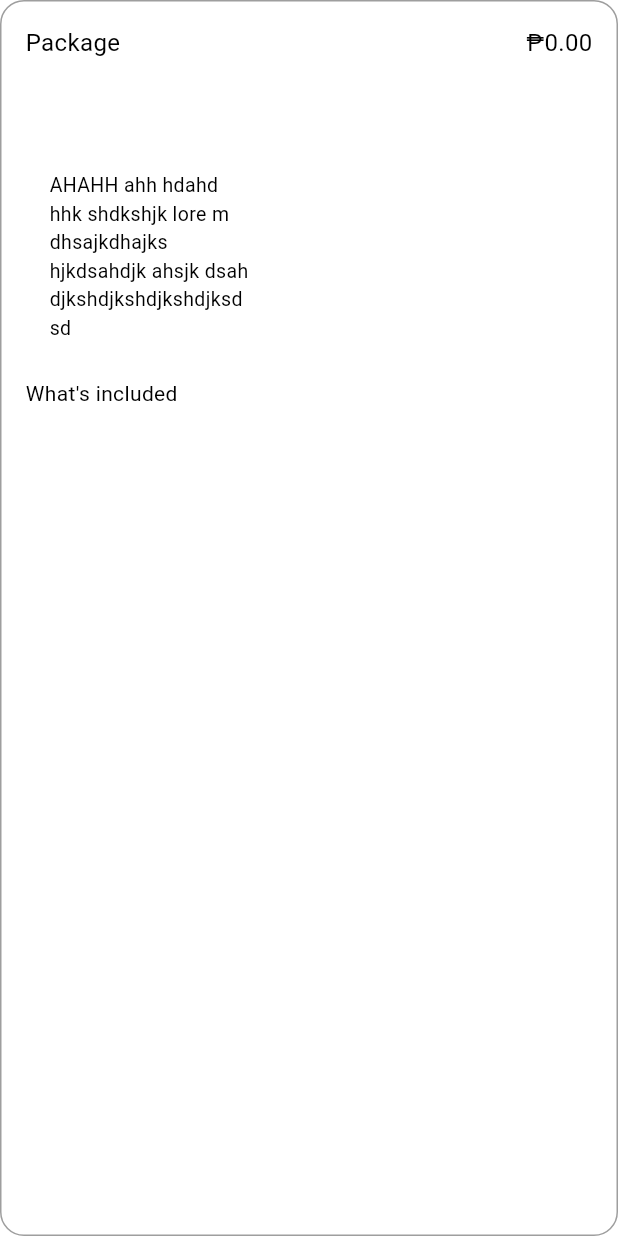
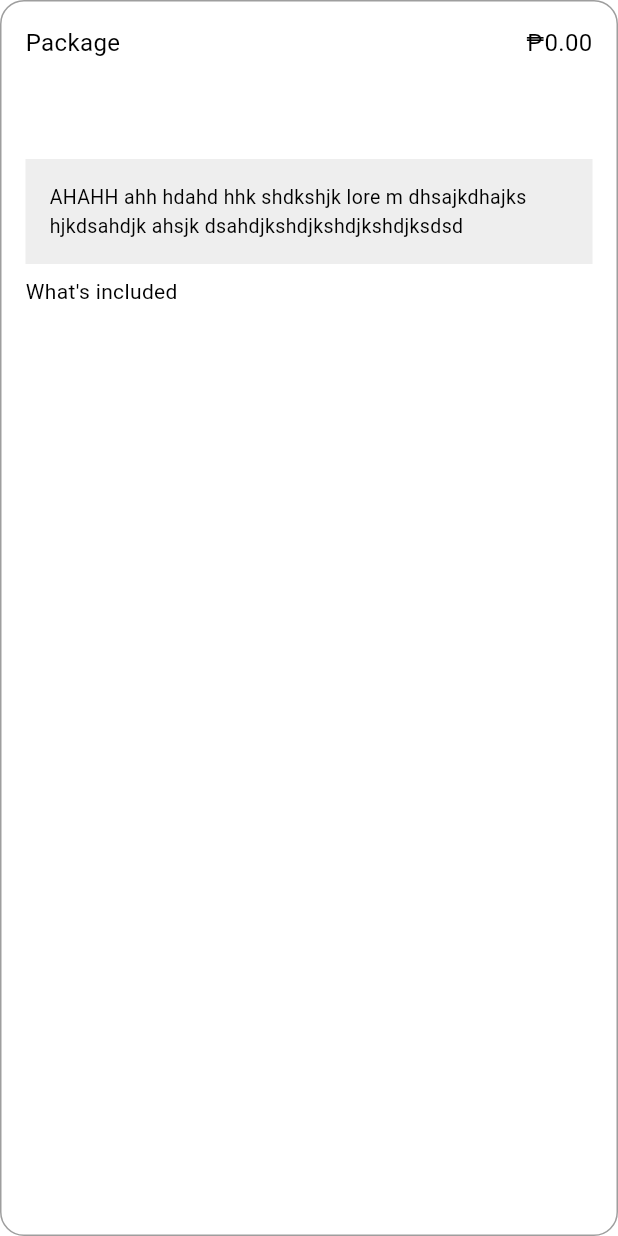
Before and after one commit to Tristaaaaan/pitik, a Flutter app: the PackageContainer widget shown alone on an empty page, opened directly with empty values, on a phone screen of 412 x 824 dp. Run offline on Flutter 3.47's test engine with Material 3 defaults, Android fonts, the phone set to English and light mode, and no system bars; our stand-ins replace equatable, flutter_bloc, fpdart, freezed_annotation, go_router, loading_animation_widget and 3 more; missing offline and left inert: window_manager; accounts and stored records are empty; project files that could hold a hidden picture were left out.

Commit message:
fix: fix test auto adjust

```diff
--- a/lib/src/features/package/presentation/widget/select_package/package_container.dart
+++ b/lib/src/features/package/presentation/widget/select_package/package_container.dart
@@ -46,11 +46,23 @@ class PackageContainer extends StatelessWidget {
                   child: Column(
                     crossAxisAlignment: CrossAxisAlignment.start,
                     children: [
+                      Row(
+                        children: [
                           RegularText(
                             text: "Package ${package.title}",
                             fontSize: AppTextSize.md,
                             color: textColor,
                           ),
+                          Spacer(),
+                          Spacer(),
+                          RegularText(
+                            text: "₱${package.price.toStringAsFixed(2)}",
+                            fontSize: AppTextSize.md,
+                            color: textColor,
+                          ),
+                        ],
+                      ),
+                      SizedBox(height: AppSpacing.sm),
                       if (package.branding != null) ...[
                         RegularText(
                           text: package.branding!,
@@ -63,14 +75,13 @@ class PackageContainer extends StatelessWidget {
                         RegularText(
                           text: package.description!,
                           fontSize: AppTextSize.sm,
-                          color: textColor,
+                          color: isSelected ? Colors.black : Colors.black,
                         ),
                         SizedBox(height: AppSpacing.sm),
                       ],
-                      ConstrainedBox(
-                        constraints: const BoxConstraints(minHeight: 100),
-                        child: Container(
+                      Container(
                         padding: EdgeInsets.all(AppSpacing.md),
+                        color: Colors.grey.shade200,
                         margin: const EdgeInsets.only(bottom: AppSpacing.sm),
                         child: Row(
                           crossAxisAlignment: CrossAxisAlignment.start,
@@ -83,12 +94,14 @@ class PackageContainer extends StatelessWidget {
                                     text:
                                         "AHAHH ahh hdahd hhk shdkshjk lore m dhsajkdhajks  hjkdsahdjk ahsjk dsahdjkshdjkshdjkshdjksdsd",
                                     fontSize: 13,
+                                    color: isSelected
+                                        ? Colors.white
+                                        : Colors.black,
                                   ),
                                 ],
                               ),
                             ),
                           ],
-                          ),
                         ),
                       ),
                       // if (package.note != null) ...[
@@ -168,12 +181,6 @@ class PackageContainer extends StatelessWidget {
                     ],
                   ),
                 ),
-                Spacer(),
-                RegularText(
-                  text: "₱${package.price.toStringAsFixed(2)}",
-                  fontSize: AppTextSize.md,
-                  color: textColor,
-                ),
               ],
             ),
           ),
```
Lines whose indentation alone changed are shown as unchanged.
